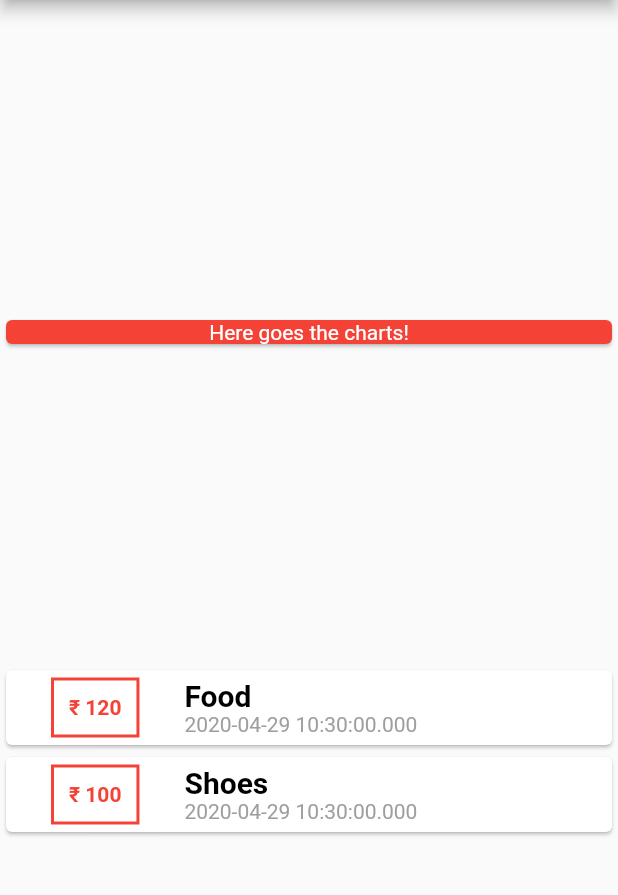
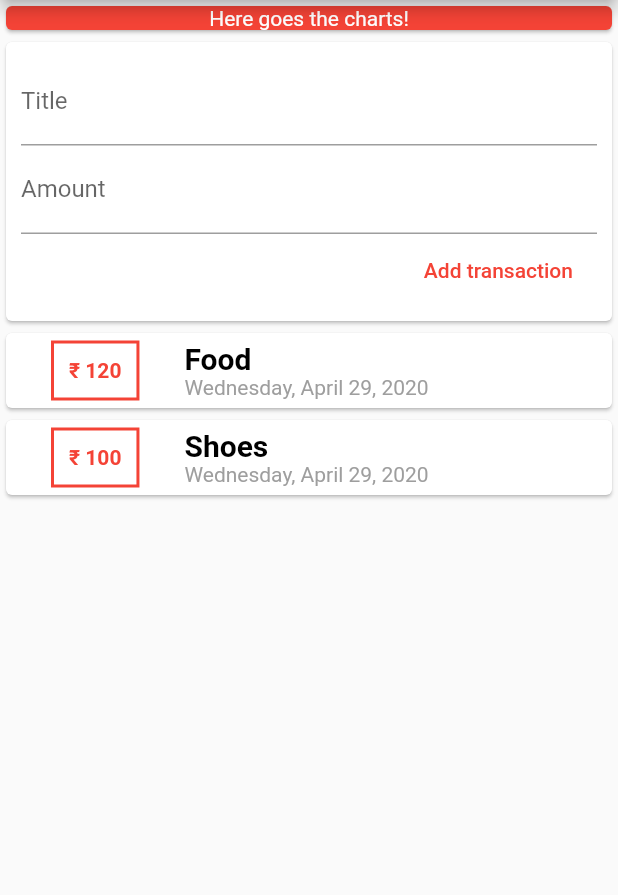
Before and after one commit to 7uhinn/ExpenseApp, a Flutter app: the screen it shows after launch, on a phone screen of 412 x 824 dp, the part 84-979 px from its top. Run offline on Flutter 3.47's test engine with Material 2 defaults, Android fonts, the phone set to English and light mode, and no system bars.

Commit message:
split into widgets

```diff
--- a/lib/main.dart
+++ b/lib/main.dart
@@ -1,6 +1,8 @@
+import 'package:expense_app/widgets/listtxnobj.dart';
 import 'package:flutter/material.dart';
 
-import './transaction.dart';
+import './widgets/listtxnui.dart';
+import './widgets/newtxnui.dart';
 
 void main() => runApp(MyApp());
 
@@ -15,21 +17,6 @@ class MyApp extends StatelessWidget {
 }
 
 class MyHomePage extends StatelessWidget {
-  final List<Transaction> txn = [
-    Transaction(
-      txnid: 1,
-      title: 'Food',
-      amt: 120,
-      date: DateTime.now(),
-    ),
-    Transaction(
-      txnid: 2,
-      title: 'Shoes',
-      amt: 100,
-      date: DateTime.now(),
-    ),
-  ];
-
   @override
   Widget build(BuildContext context) {
     return Scaffold(
@@ -38,7 +25,7 @@ class MyHomePage extends StatelessWidget {
         backgroundColor: Colors.red,
       ),
       body: Column(
-        mainAxisAlignment: MainAxisAlignment.spaceEvenly,
+        mainAxisAlignment: MainAxisAlignment.start,
         crossAxisAlignment: CrossAxisAlignment.center,
         children: <Widget>[
           Container(
@@ -54,56 +41,7 @@ class MyHomePage extends StatelessWidget {
               ),
             ),
           ),
-          Column(
-            children: txn.map((t) {
-              return Card(
-                child: Row(
-                  children: [
-                    Container(
-                      margin: EdgeInsets.symmetric(
-                        horizontal: 30,
-                        vertical: 5,
-                      ),
-                      decoration: BoxDecoration(
-                        border: Border.all(
-                          color: Colors.red,
-                          width: 2,
-                        ),
-                      ),
-                      padding: EdgeInsets.all(10),
-                      child: Text(
-                        '₹ ${t.amt}',
-                        style: TextStyle(
-                          color: Colors.red,
-                          fontWeight: FontWeight.bold,
-                        ),
-                      ),
-                    ),
-                    Column(
-                      crossAxisAlignment: CrossAxisAlignment.start,
-                      children: [
-                        Text(
-                          t.title,
-                          style: TextStyle(
-                            fontWeight: FontWeight.bold,
-                            fontSize: 20,
-                            color: Colors.black,
-                          ),
-                          textAlign: TextAlign.left,
-                        ),
-                        Text(
-                          '${t.date}',
-                          style: TextStyle(
-                            color: Colors.grey,
-                          ),
-                        ),
-                      ],
-                    )
-                  ],
-                ),
-              );
-            }).toList(),
-          ),
+          UserTxn(),
         ],
       ),
     );
--- /dev/null
+++ b/lib/widgets/listtxnobj.dart
@@ -0,0 +1,37 @@
+import 'package:flutter/material.dart';
+
+import './listtxnui.dart';
+import './newtxnui.dart';
+import '../models/transaction.dart';
+
+class UserTxn extends StatefulWidget {
+  @override
+  _UserTxnState createState() => _UserTxnState();
+}
+
+class _UserTxnState extends State<UserTxn> {
+  final List<Transaction> txn = [
+    Transaction(
+      txnid: 1,
+      title: 'Food',
+      amt: 120,
+      date: DateTime.now(),
+    ),
+    Transaction(
+      txnid: 2,
+      title: 'Shoes',
+      amt: 100,
+      date: DateTime.now(),
+    ),
+  ];
+
+  @override
+  Widget build(BuildContext context) {
+    return Column(
+      children: <Widget>[
+        NewTxn(txn),
+        TxnList(txn),
+      ],
+    );
+  }
+}
--- /dev/null
+++ b/lib/widgets/listtxnui.dart
@@ -0,0 +1,64 @@
+import 'package:flutter/material.dart';
+import 'package:intl/intl.dart';
+
+import '../models/transaction.dart';
+
+class TxnList extends StatelessWidget {
+  final List<Transaction> txn;
+
+  TxnList(this.txn);
+
+  @override
+  Widget build(BuildContext context) {
+    return Column(
+      children: txn.map((t) {
+        return Card(
+          child: Row(
+            children: [
+              Container(
+                margin: EdgeInsets.symmetric(
+                  horizontal: 30,
+                  vertical: 5,
+                ),
+                decoration: BoxDecoration(
+                  border: Border.all(
+                    color: Colors.red,
+                    width: 2,
+                  ),
+                ),
+                padding: EdgeInsets.all(10),
+                child: Text(
+                  '₹ ${t.amt}',
+                  style: TextStyle(
+                    color: Colors.red,
+                    fontWeight: FontWeight.bold,
+                  ),
+                ),
+              ),
+              Column(
+                crossAxisAlignment: CrossAxisAlignment.start,
+                children: [
+                  Text(
+                    t.title,
+                    style: TextStyle(
+                      fontWeight: FontWeight.bold,
+                      fontSize: 20,
+                      color: Colors.black,
+                    ),
+                    textAlign: TextAlign.left,
+                  ),
+                  Text(
+                    DateFormat.yMMMMEEEEd().format(t.date),
+                    style: TextStyle(
+                      color: Colors.grey,
+                    ),
+                  ),
+                ],
+              )
+            ],
+          ),
+        );
+      }).toList(),
+    );
+  }
+}
--- /dev/null
+++ b/lib/widgets/newtxnui.dart
@@ -0,0 +1,47 @@
+import '../models/transaction.dart';
+import 'package:flutter/material.dart';
+
+class NewTxn extends StatelessWidget {
+  final List<Transaction> txn;
+
+  NewTxn(this.txn);
+
+  final tC = TextEditingController();
+  final aC = TextEditingController();
+
+  @override
+  Widget build(BuildContext context) {
+    return Card(
+      child: Container(
+        width: double.infinity,
+        padding: EdgeInsets.all(10),
+        child: Column(
+          crossAxisAlignment: CrossAxisAlignment.end,
+          children: <Widget>[
+            TextField(
+              controller: tC,
+              decoration: InputDecoration(
+                labelText: 'Title',
+              ),
+            ),
+            TextField(
+              controller: aC,
+              decoration: InputDecoration(
+                labelText: 'Amount',
+              ),
+            ),
+            FlatButton(
+              child: Text(
+                'Add transaction',
+                style: TextStyle(
+                  color: Colors.red,
+                ),
+              ),
+              onPressed: () {},
+            ),
+          ],
+        ),
+      ),
+    );
+  }
+}
--- a/pubspec.yaml
+++ b/pubspec.yaml
@@ -19,6 +19,7 @@ environment:
 dependencies:
   flutter:
     sdk: flutter
+  intl: ^0.16.1
 
   # The following adds the Cupertino Icons font to your application.
   # Use with the CupertinoIcons class for iOS style icons.
```
Also changed, not shown: lib/models/transaction.dart (renamed from lib/transaction.dart), pubspec.lock.
